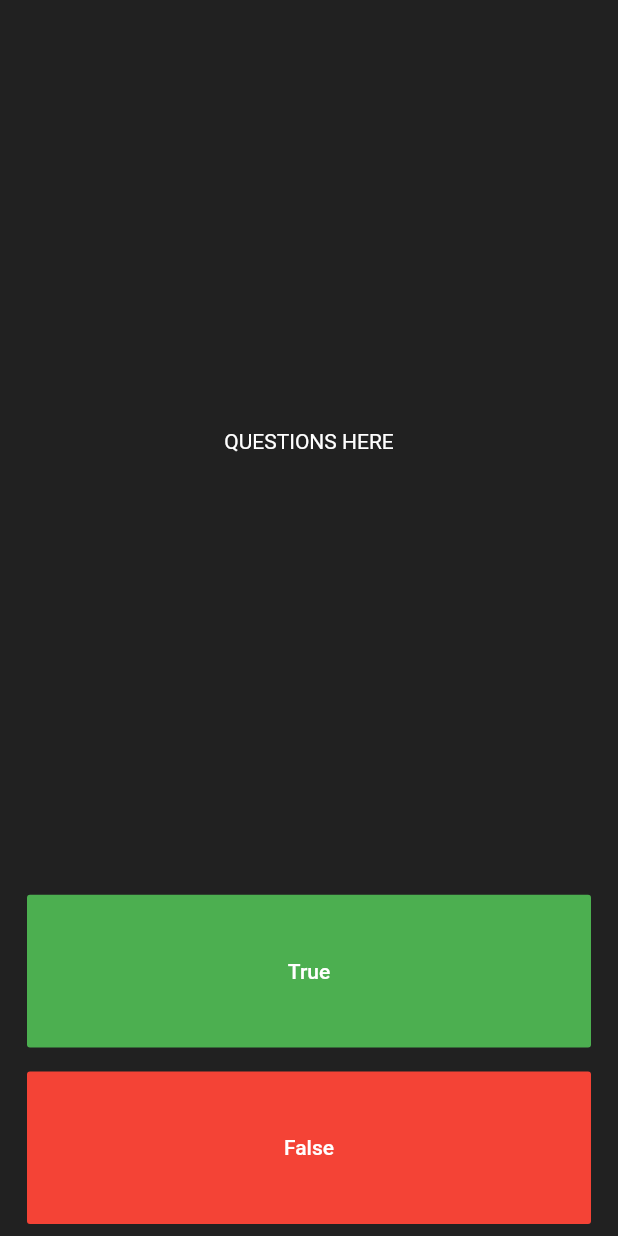
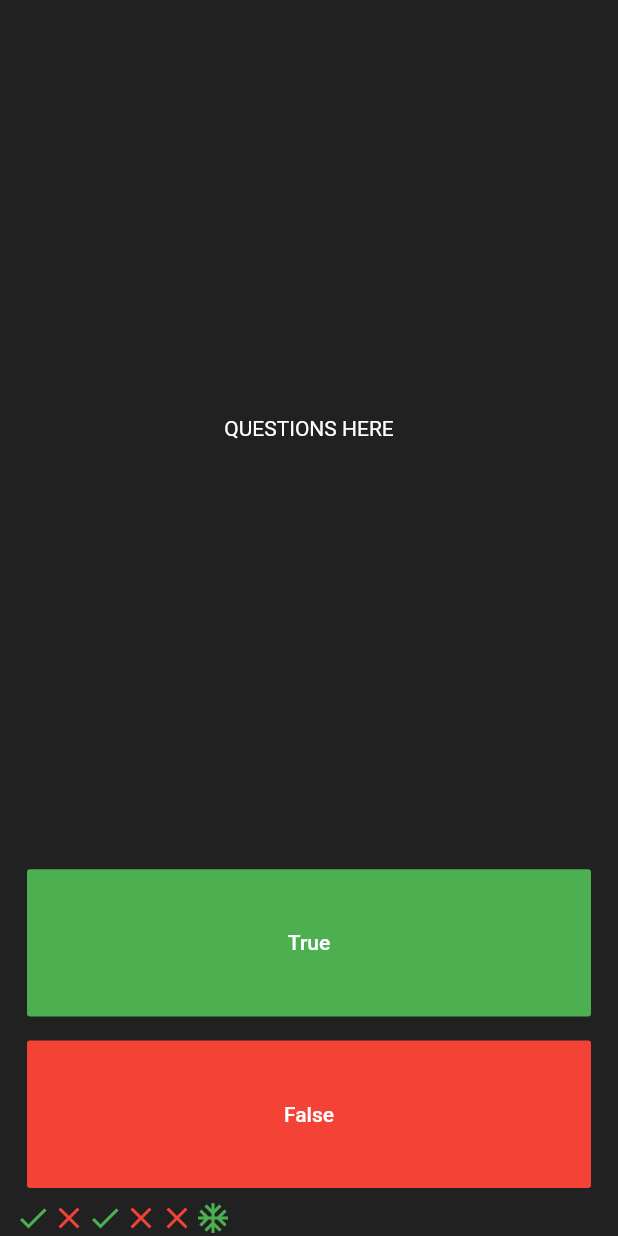
Before and after one commit to Lincxx/Flutter-Quizzet, a Flutter app: the screen it shows after launch, after a tap on "True", on a phone screen of 412 x 824 dp. Run offline on Flutter 3.47's test engine with Material 2 defaults, Android fonts, the phone set to English and light mode, and no system bars.

Commit message:
Added in a list to hold icons, that we will use in a later section

```diff
--- a/lib/main.dart
+++ b/lib/main.dart
@@ -27,6 +27,29 @@ class QuizPage extends StatefulWidget {
 }
 
 class _QuizPageState extends State<QuizPage> {
+  List<Icon> scoreKeeper = [
+    Icon(
+      Icons.check,
+      color: Colors.green,
+    ),
+    Icon(
+      Icons.close,
+      color: Colors.red,
+    ),
+    Icon(
+      Icons.check,
+      color: Colors.green,
+    ),
+    Icon(
+      Icons.close,
+      color: Colors.red,
+    ),
+    Icon(
+      Icons.close,
+      color: Colors.red,
+    ),
+  ];
+
   @override
   Widget build(BuildContext context) {
     return Column(
@@ -52,7 +75,14 @@ class _QuizPageState extends State<QuizPage> {
               color: Colors.green,
               textColor: Colors.white,
               child: Text("True"),
-              onPressed: () {},
+              onPressed: () {
+                setState(() {
+                  scoreKeeper.add(Icon(
+                    Icons.ac_unit,
+                    color: Colors.green,
+                  ));
+                });
+              },
             ),
           ),
         ),
@@ -67,6 +97,9 @@ class _QuizPageState extends State<QuizPage> {
             ),
           ),
         ),
+        Row(
+          children: scoreKeeper,
+        )
       ],
     );
   }
```
Also changed, not shown: 6 other files.
